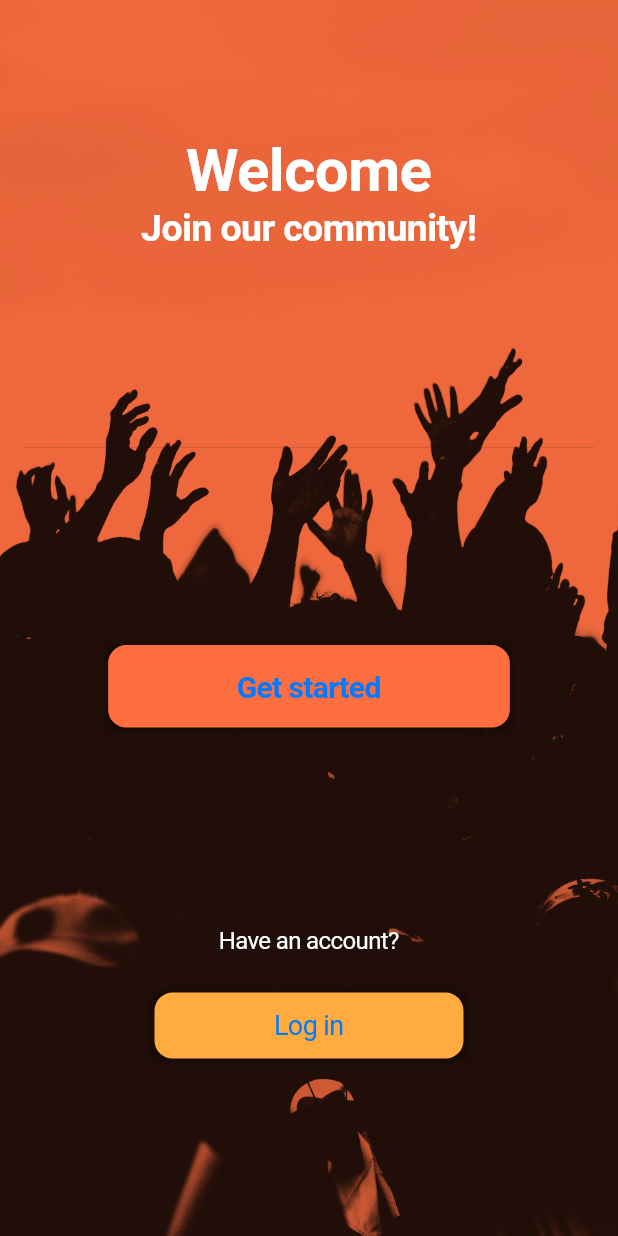
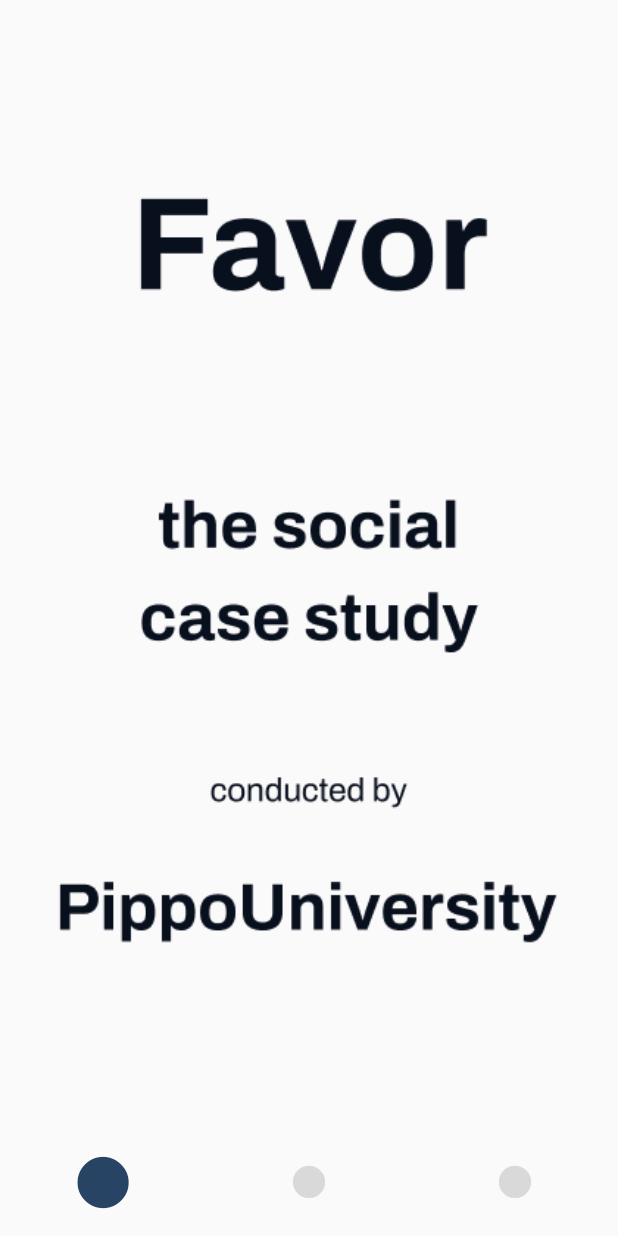
Before and after one commit to engpap/favor, a Flutter app: the screen it shows after launch, on a phone screen of 412 x 824 dp. Run offline on Flutter 3.47's test engine with Material 2 defaults, Android fonts, the phone set to English and light mode, and no system bars; our stand-ins replace google_sign_in, shared_preferences.

Commit message:
add introduction pages

```diff
--- /dev/null
+++ b/client/lib/functions/favorColors.dart
@@ -0,0 +1,10 @@
+library favorColors;
+
+import 'package:flutter/material.dart';
+
+Color PrimaryBlue = Color.fromARGB(255, 40, 68, 100);
+Color SecondaryBlue = Color.fromARGB(255, 80, 136, 180);
+Color Yellow = Color.fromARGB(255, 255, 172, 36);
+
+//introduction background
+Color IntroBg = Color.fromARGB(255, 250, 250, 251);
--- a/client/lib/main.dart
+++ b/client/lib/main.dart
@@ -1,7 +1,8 @@
 import 'package:flutter/cupertino.dart';
 import 'package:project/providers/userProvider.dart';
 import 'package:provider/provider.dart';
-import 'package:project/screens/welcome.dart';
+
+import 'package:project/screens/introduction/introduction-1.dart';
 
 void main() {
   runApp(MultiProvider(
@@ -14,10 +15,7 @@ class MyApp extends StatelessWidget {
   // This widget is the root of the application.
   Widget build(BuildContext context) {
     return const CupertinoApp(
-      home: WelcomeScreen(),
-      //  theme: CupertinoThemeData(
-      //    textTheme: CupertinoTextThemeData(),
-      //  ),
+      home: Introduction1Screen(),
     );
   }
 }
--- /dev/null
+++ b/client/lib/screens/introduction/introduction-1.dart
@@ -0,0 +1,143 @@
+import 'package:flutter/cupertino.dart';
+import 'package:project/functions/responsive.dart';
+import 'package:project/screens/responsiveLayout.dart';
+import 'package:project/functions/favorColors.dart' as favorColors;
+
+import 'introduction-2.dart';
+import 'introduction-3.dart';
+
+
+class Introduction1Screen extends StatelessWidget {
+  const Introduction1Screen({super.key});
+
+  @override
+  Widget build(BuildContext context) {
+    return GestureDetector(
+      onTap: () {
+        FocusScopeNode currentFocus = FocusScope.of(context);
+        if (!currentFocus.hasPrimaryFocus) {
+          currentFocus.unfocus();
+        }
+      },
+      child: CupertinoPageScaffold(
+        backgroundColor: favorColors.IntroBg,
+        child: SafeArea(
+          child: ResponsiveLeayout(
+            mobileBody: Introduction1Screen_M(),
+            //TODO do we need tablet?
+            tabletBody: Introduction1Screen_M(),
+          ),
+        )
+      )
+    );
+  }
+}
+
+
+class Introduction1Screen_M extends StatelessWidget {
+  const Introduction1Screen_M({super.key});
+
+  @override
+  Widget build(BuildContext context) {
+    return Container(
+      child: Column(
+        children: [
+          // ACTUAL PAGE
+          Expanded(
+            child: GestureDetector(
+              onTap: () {
+                Navigator.pushReplacement(
+                  context,
+                  CupertinoPageRoute(
+                    builder: (context) => const Introduction2Screen()),
+                );
+              },
+              child: Container(
+                width: Responsive.width(100, context),
+                child: Image(
+                  image: AssetImage("assets/images/intro1.png"),
+                ),
+              ),
+            )
+          ),
+          // NAVIGATION BAR
+          IntroNavBar(),
+        ],
+      ),
+    );
+  }
+}
+
+//TODO do we need this?
+class Introduction1Screen_T extends StatelessWidget {
+  const Introduction1Screen_T({super.key});
+
+  @override
+  Widget build(BuildContext context) {
+    return Container();
+  }
+}
+
+
+class IntroNavBar extends StatelessWidget {
+  const IntroNavBar({super.key});
+
+  @override
+  Widget build(BuildContext context) {
+    return Row(
+      children: [
+        Expanded(
+          flex: 1,
+          child: CupertinoButton(
+            onPressed: () {
+              Navigator.pushReplacement(
+                context,
+                CupertinoPageRoute(
+                  builder: (context) => const Introduction1Screen()),
+              );
+            },
+            child: Icon(
+              CupertinoIcons.circle_fill,
+              size: 40,
+              color: favorColors.PrimaryBlue,
+            ),
+          ),
+        ),
+        Expanded(
+          flex: 1,
+          child: CupertinoButton(
+            onPressed: () {
+              Navigator.pushReplacement(
+                context,
+                CupertinoPageRoute(
+                  builder: (context) => const Introduction2Screen()),
+              );
+            },
+            child: Icon(
+              CupertinoIcons.circle_fill,
+              size: 25,
+              color: Color.fromARGB(255, 217, 217, 217),
+            ),
+          ),
+        ),
+        Expanded(
+          flex: 1,
+          child: CupertinoButton(
+            onPressed: () {
+              Navigator.pushReplacement(
+                context,
+                CupertinoPageRoute(
+                  builder: (context) => const Introduction3Screen()),
+              );
+            },
+            child: Icon(
+              CupertinoIcons.circle_fill,
+              size: 25,
+              color: Color.fromARGB(255, 217, 217, 217),
+            ),
+          ),
+        ),
+      ]
+    );
+  }
+}
--- a/client/lib/screens/welcome.dart
+++ b/client/lib/screens/welcome.dart
@@ -1,7 +1,6 @@
 import 'package:flutter/cupertino.dart';
 import 'package:flutter/material.dart';
 import 'package:project/functions/responsive.dart';
-import 'package:project/screens/home.dart';
 
 import 'login.dart';
 import 'signup/signup.dart';
```
Also changed, not shown: client/lib/screens/introduction/introduction-2.dart (added, +143 -0 lines), client/lib/screens/introduction/introduction-3.dart (added, +143 -0 lines), client/assets/images/intro1.png (added), client/assets/images/intro2.png (added), client/assets/images/intro3.png (added).
